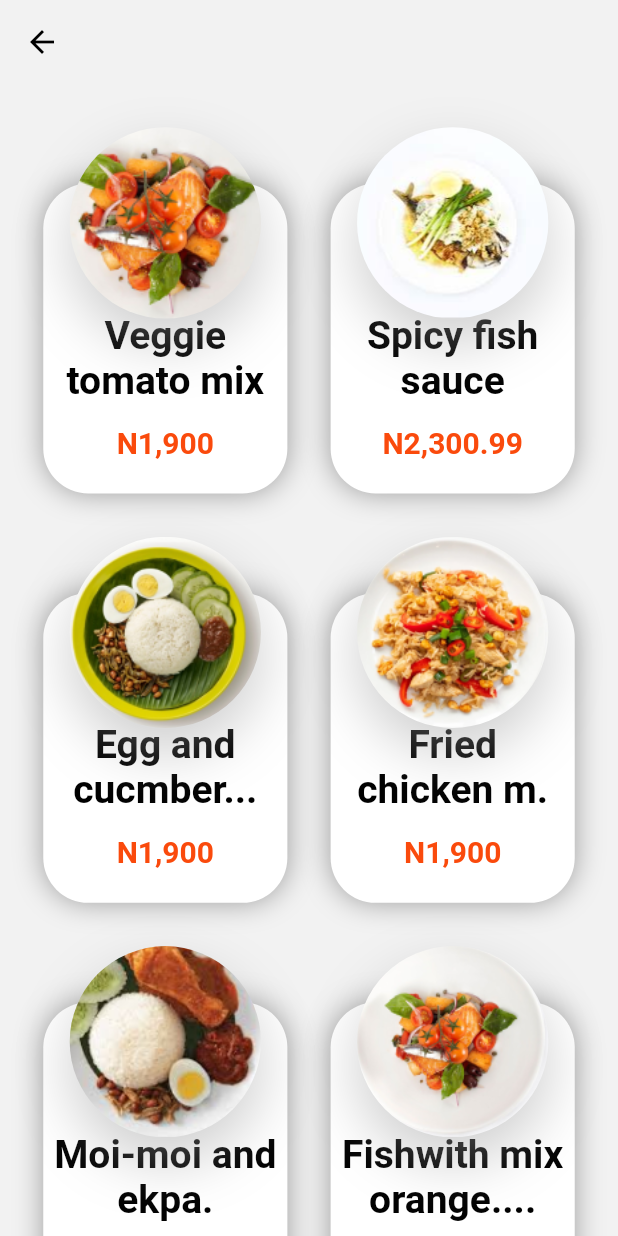
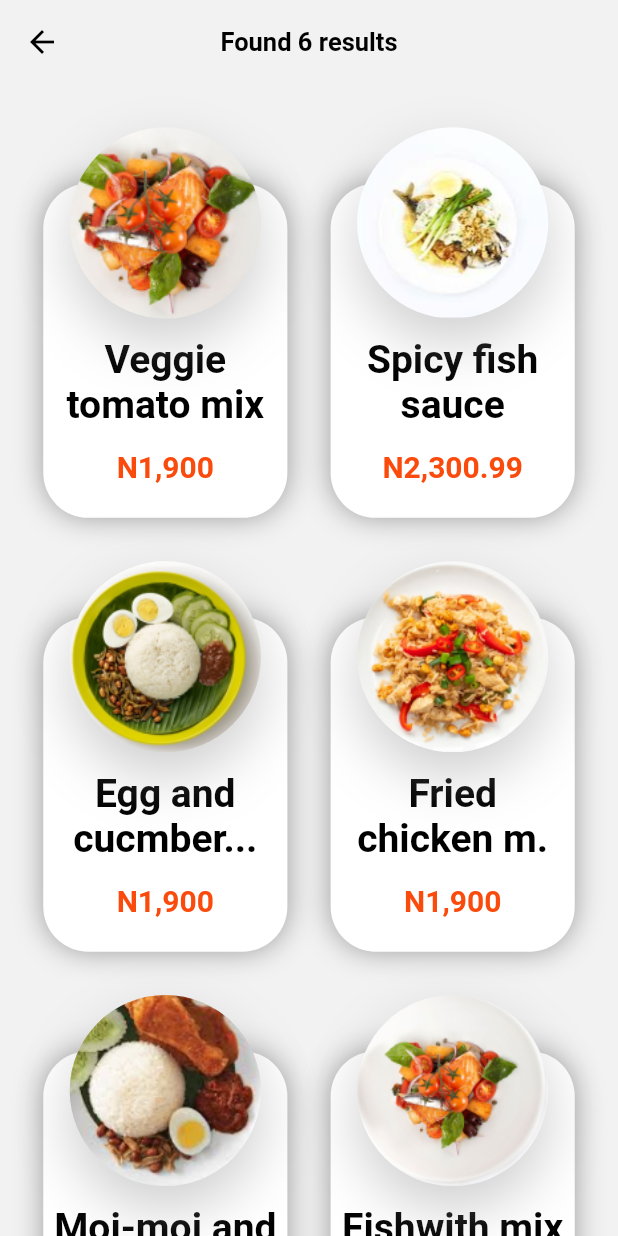
Before and after one commit to ManuelCasabel/food_delivery, a Flutter app: the HomeScreen screen opened directly, after a tap on "see more", on a phone screen of 412 x 824 dp. Run offline on Flutter 3.47's test engine with Material 2 defaults, Android fonts, the phone set to English and light mode, and no system bars; our stand-ins replace flutter_svg; missing offline and left inert: dart:ffi; Roboto replaces fonts that are missing (SF).

Commit message:
add search bar code in order to find items (HOME SCREEN)

```diff
--- a/lib/screens/home_screen/home_screen.dart
+++ b/lib/screens/home_screen/home_screen.dart
@@ -1,6 +1,7 @@
 
 import 'package:flutter/cupertino.dart';
 import 'package:flutter/material.dart';
+import 'package:flutter/scheduler.dart';
 import 'package:flutter/services.dart';
 import 'package:flutter_svg/flutter_svg.dart';
 import 'package:food_delivery/constants/colors.dart';
@@ -22,6 +23,19 @@ class HomeScreen extends StatefulWidget {
 
   String searchTxt = "";
   var _categoryItemIndex = 0;
+  submitSearch(BuildContext context) {
+    List<Item> searchItemList = [];
+    for (var element in itemsList) {
+      if(element.name.toUpperCase().contains(searchTxt.toUpperCase())){
+        searchItemList.add(element);
+      }
+    }
+
+    SchedulerBinding.instance.addPostFrameCallback((timeStamp) { //prevent "setState() or markNeedsBuild called during build" error
+      Navigator.of(context).push(MaterialPageRoute(builder: (context)=> MoreItemsScreen(itemList: searchItemList)));
+    });
+
+  }
 
 class _HomeScreenState extends State<HomeScreen> {
   @override
@@ -35,8 +49,7 @@ class _HomeScreenState extends State<HomeScreen> {
         child: Column(
           crossAxisAlignment: CrossAxisAlignment.start,
           children: [
-            //buildAppBar(bodyMargin),
-            const SizedBox(height: 32,),
+            const SizedBox(height: 16,),
             //header text
             Padding(
               padding: EdgeInsets.symmetric(horizontal: bodyMargin),
@@ -75,7 +88,7 @@ class _HomeScreenState extends State<HomeScreen> {
                 alignment: Alignment.centerRight,
                   child: TextButton(onPressed: (){
                     Navigator.of(context).push(MaterialPageRoute(builder: (contex)=> MoreItemsScreen(itemList: itemsList,)));
-                  }, child: Text('see more',style: Theme.of(context).textTheme.bodyText2,))),
+                  }, child: Text('see more',style: Theme.of(context).textTheme.bodyText2?.copyWith(fontWeight: FontWeight.bold),))),
             ),
             Padding(
               padding: EdgeInsets.only(left: bodyMargin),
@@ -110,6 +123,7 @@ class _HomeScreenState extends State<HomeScreen> {
     return Padding(
           padding: EdgeInsets.symmetric(horizontal: bodyMargin),
           child: TextField(
+            textInputAction: TextInputAction.search,
             decoration: const InputDecoration(
             prefixIcon: Icon(Icons.search,color: Colors.black,),
             fillColor: SolidColors.textFieldInside,
@@ -129,6 +143,10 @@ class _HomeScreenState extends State<HomeScreen> {
                 searchTxt = value;
               });
             },
+            onSubmitted: (String value) {
+              submitSearch(context);
+              },
+
 
           ),
         );
--- a/lib/screens/more_items_screen/more_items_screen.dart
+++ b/lib/screens/more_items_screen/more_items_screen.dart
@@ -1,4 +1,7 @@
+import 'dart:ffi';
+
 import 'package:flutter/material.dart';
+import 'package:flutter_staggered_grid_view/flutter_staggered_grid_view.dart';
 import 'package:food_delivery/screens/home_screen/components/food_item.dart';
 
 import '../../models/item.dart';
@@ -16,13 +19,32 @@ class MoreItemsScreen extends StatelessWidget {
         iconTheme: const IconThemeData(
           color: Colors.black
         ),
+        title: Text('Found ${itemList.length} results',style: Theme.of(context).textTheme.bodyText1,),
+        centerTitle: true,
       ),
-      body: GridView.count(
+      body: buildGridView(bodyMargin),
+    );
+  }
+
+  StaggeredGrid buildStaggeredGrid(double bodyMargin) {
+    return StaggeredGrid.count(
+      crossAxisCount: 2,
+      crossAxisSpacing: bodyMargin,
+      mainAxisSpacing: bodyMargin,
+        children: List.generate(
+            itemList.length, (index) =>
+            StaggeredGridTile.count(crossAxisCellCount: 1, mainAxisCellCount: index.isEven? 1.6 :2, child: FoodItem(item: itemList[index],)),
+        )
+    );
+  }
+
+  GridView buildGridView(double bodyMargin) {
+    return GridView.count(
         shrinkWrap: true,
         crossAxisCount: 2,
         crossAxisSpacing: bodyMargin,
         mainAxisSpacing: bodyMargin,
-          childAspectRatio: 1/1.5,
+        childAspectRatio: 1/1.6,
         padding: EdgeInsets.all(bodyMargin),
         physics: const BouncingScrollPhysics(),
         children: List.generate(itemList.length, (index) =>
@@ -30,7 +52,6 @@ class MoreItemsScreen extends StatelessWidget {
                 item: itemList[index],
             )
         ),
-      ),
     );
   }
 }
--- a/pubspec.yaml
+++ b/pubspec.yaml
@@ -30,6 +30,7 @@ dependencies:
   flutter:
     sdk: flutter
   flutter_svg: ^1.0.3
+  flutter_staggered_grid_view: ^0.6.1
 
 
   # The following adds the Cupertino Icons fonts to your application.
```
Also changed, not shown: pubspec.lock. Lines whose indentation alone changed are shown as unchanged.
